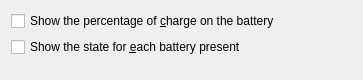
mgottschlag/kwin-tiling, file plasma/applets/battery/batteryConfig.ui: the form before one commit.
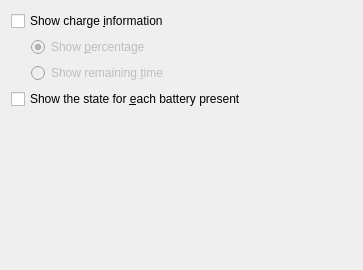
The form after the commit.

Commit message:
Battery applet now can show remaining time until depletion/fully charged (depending on AC adaptor state) instead of charge percentage.
GUI: new options in battery/batteryConfig.ui.

The edit to the form file:
```diff
--- a/plasma/applets/battery/batteryConfig.ui
+++ b/plasma/applets/battery/batteryConfig.ui
@@ -6,7 +6,7 @@
     <x>0</x>
     <y>0</y>
     <width>363</width>
-    <height>80</height>
+    <height>270</height>
    </rect>
   </property>
   <property name="windowTitle" >
@@ -22,10 +22,69 @@
       <string/>
      </property>
      <property name="text" >
-      <string>Show the percentage of &amp;charge on the battery</string>
+      <string>Show charge &amp;information</string>
      </property>
     </widget>
    </item>
+   <item>
+    <layout class="QGridLayout" name="gridLayout" >
+     <item row="0" column="1" >
+      <widget class="QRadioButton" name="showPercentageRadioButton" >
+       <property name="enabled" >
+        <bool>false</bool>
+       </property>
+       <property name="text" >
+        <string>Show &amp;percentage</string>
+       </property>
+       <property name="checked" >
+        <bool>true</bool>
+       </property>
+      </widget>
+     </item>
+     <item row="0" column="0" >
+      <spacer name="horizontalSpacer" >
+       <property name="orientation" >
+        <enum>Qt::Horizontal</enum>
+       </property>
+       <property name="sizeType" >
+        <enum>QSizePolicy::Fixed</enum>
+       </property>
+       <property name="sizeHint" stdset="0" >
+        <size>
+         <width>20</width>
+         <height>20</height>
+        </size>
+       </property>
+      </spacer>
+     </item>
+     <item row="1" column="0" >
+      <spacer name="horizontalSpacer_2" >
+       <property name="orientation" >
+        <enum>Qt::Horizontal</enum>
+       </property>
+       <property name="sizeType" >
+        <enum>QSizePolicy::Fixed</enum>
+       </property>
+       <property name="sizeHint" stdset="0" >
+        <size>
+         <width>20</width>
+         <height>20</height>
+        </size>
+       </property>
+      </spacer>
+     </item>
+     <item row="1" column="1" >
+      <widget class="QRadioButton" name="showTimeRadioButton" >
+       <property name="enabled" >
+        <bool>false</bool>
+       </property>
+       <property name="text" >
+        <string>Show remaining &amp;time</string>
+       </property>
+      </widget>
+     </item>
+    </layout>
+   </item>
    <item>
     <widget class="QCheckBox" name="showMultipleBatteriesCheckBox" >
      <property name="toolTip" >
```
Left out of the diff: 35 changed lines with no effect on the pictures. The commit also changes 2 other files.
